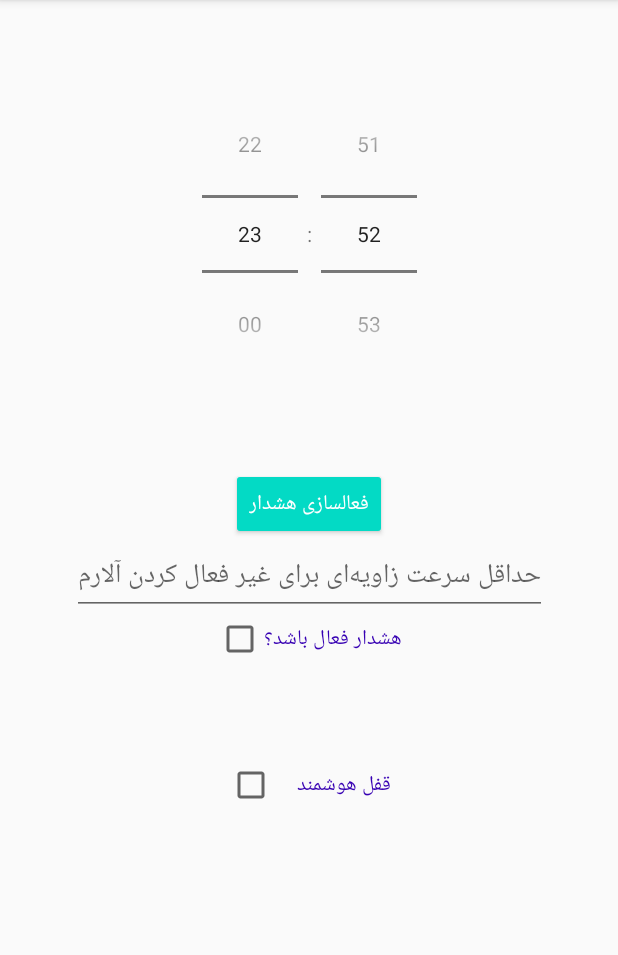
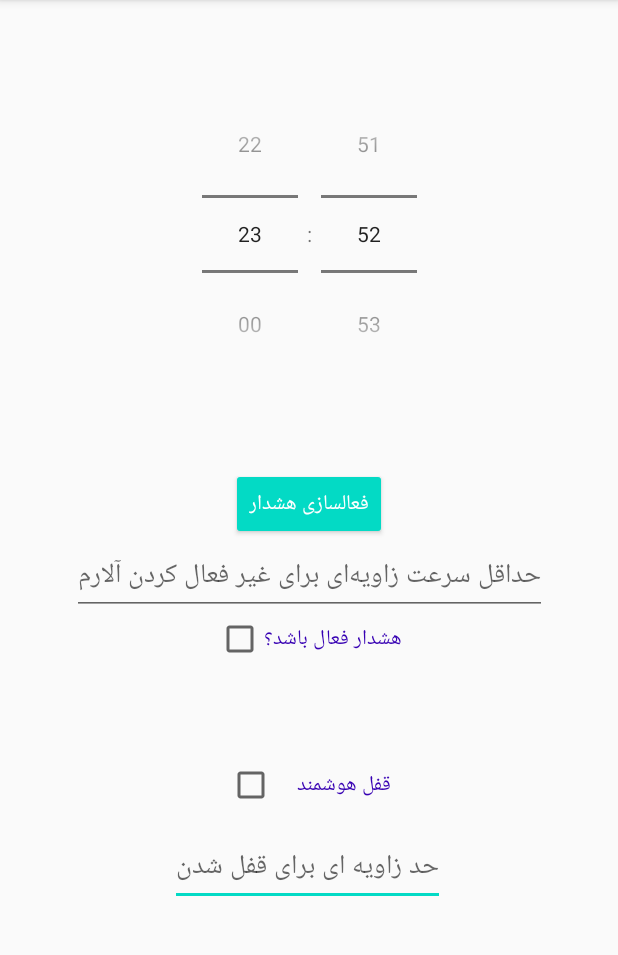
Before and after one commit to sharif-dev/HW2-por-feature, an Android app: the screen it shows after launch (MainActivity), on a phone screen of 412 x 824 dp, the part 84-1039 px from its top. Run offline under Robolectric (Android 15) with nearby library versions, the phone set to English and light mode, and no system bars.

```diff
--- a/app/src/main/java/com/example/porfeature/MainActivity.java
+++ b/app/src/main/java/com/example/porfeature/MainActivity.java
@@ -28,27 +28,17 @@ public class MainActivity extends AppCompatActivity {
     AlarmManager alarmManager;
     private static DevicePolicyManager mgr;
     private static ComponentName cn;
-    private static SensorManager mSensorManager;
-    private static Sensor mAccelerometer;
 
     @Override
     protected void onCreate(Bundle savedInstanceState) {
         super.onCreate(savedInstanceState);
         setContentView(R.layout.activity_main);
-        mSensorManager = (SensorManager) getSystemService(Context.SENSOR_SERVICE);
-        mAccelerometer = Objects.requireNonNull(mSensorManager).getDefaultSensor(Sensor.TYPE_ACCELEROMETER);
+
         setListeners();
         TimePicker timePicker = findViewById(R.id.alarm_time_picker);
         timePicker.setIs24HourView(true);
     }
 
-    public static Sensor getAccelerometer(){
-        return mAccelerometer;
-    }
-
-    public static SensorManager getSensor(){
-        return mSensorManager;
-    }
 
     public static DevicePolicyManager getMgr(){
         return mgr;
@@ -84,9 +74,17 @@ public class MainActivity extends AppCompatActivity {
     }
 
     private void onSetLockFeature() {
+        EditText degree = findViewById(R.id.lock_degree);
+        int minDegree;
+        try {
+            minDegree = Integer.parseInt(degree.getText().toString());
+        } catch (NumberFormatException e) {
+            minDegree = 25; }
+
         mgr = (DevicePolicyManager)getSystemService(Context.DEVICE_POLICY_SERVICE);
         cn = new ComponentName(this, Admin.class);
         Intent intent_2 = new Intent(MainActivity.this, SmartLockService.class);
+        intent_2.putExtra("degree", minDegree);
         if (mgr.isAdminActive(cn))
             startService(intent_2);
         else{
--- a/app/src/main/res/layout/activity_main.xml
+++ b/app/src/main/res/layout/activity_main.xml
@@ -5,6 +5,19 @@
     android:layout_width="match_parent"
     android:layout_height="match_parent"
     tools:context=".MainActivity">
+
+    <EditText
+        android:id="@+id/lock_degree"
+        android:layout_width="wrap_content"
+        android:layout_height="wrap_content"
+        android:hint="@string/lock_degree"
+        android:inputType="numberDecimal"
+        app:layout_constraintBottom_toBottomOf="parent"
+        app:layout_constraintHorizontal_bias="0.497"
+        app:layout_constraintLeft_toLeftOf="parent"
+        app:layout_constraintRight_toRightOf="parent"
+        app:layout_constraintTop_toBottomOf="@+id/set_unlock"
+        app:layout_constraintVertical_bias="0.065" />
 
     <CheckBox
         android:id="@+id/set_unlock"
--- a/app/src/main/res/values/strings.xml
+++ b/app/src/main/res/values/strings.xml
@@ -4,7 +4,9 @@
     <string name="alarm_activated">هشدار فعال باشد؟</string>
     <string name="turn_to_deactivate">برای غیر فعال کردن گوشی را بچرخانید</string>
     <string name="min_z_speed_text_hint">حداقل سرعت زاویه‌ای برای غیر فعال کردن آلارم</string>
+    <string name="lock_degree">حد زاویه ای برای قفل شدن</string>
     <string name="min_z_speed">min_z_speed</string>
+    <string name="degree">degree</string>
     <string name="lock_phone">قفل هوشمند</string>
     <string name="device_admin_explanation">Admin</string>
 </resources>
```
Also changed, not shown: app/src/main/java/com/example/porfeature/SmartLockService.java (+27 -15 lines).
